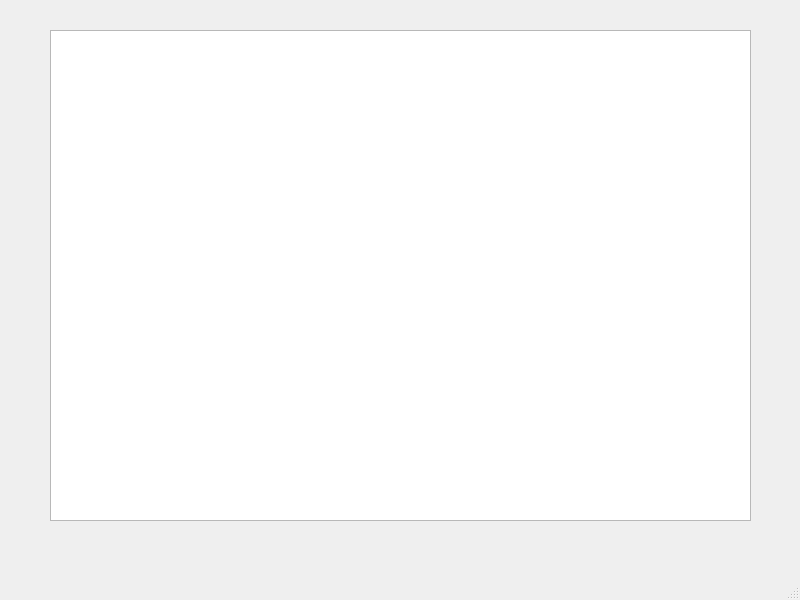
This is mainwindow.ui in YQ157/TaskManager as Qt 5 draws it before an edit. The edited form follows.
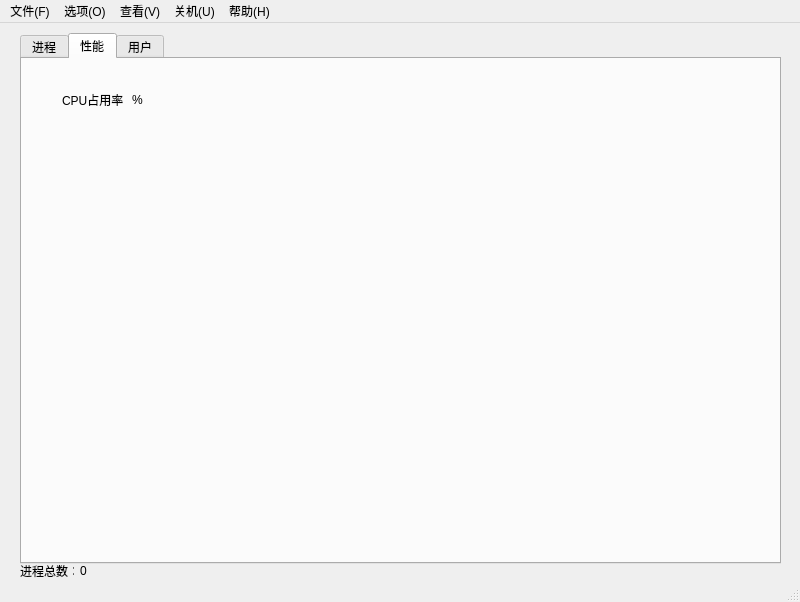
This is the edited form. The open tabs and pages were chosen to show the change.

Commit message: 完善了各项功能，包括进程结束，新建进程。

The edit to the form file:
```diff
--- a/mainwindow.ui
+++ b/mainwindow.ui
@@ -7,24 +7,163 @@
     <x>0</x>
     <y>0</y>
     <width>800</width>
-    <height>600</height>
+    <height>602</height>
    </rect>
   </property>
   <property name="windowTitle">
    <string>MainWindow</string>
   </property>
   <widget class="QWidget" name="centralwidget">
-   <widget class="QListWidget" name="listWidget">
+   <widget class="QTabWidget" name="tabWidget">
     <property name="geometry">
      <rect>
-      <x>50</x>
-      <y>30</y>
-      <width>701</width>
-      <height>491</height>
+      <x>20</x>
+      <y>10</y>
+      <width>761</width>
+      <height>531</height>
      </rect>
     </property>
-    <property name="styleSheet">
-     <string notr="true"/>
+    <property name="currentIndex">
+     <number>0</number>
+    </property>
+    <widget class="QWidget" name="tab">
+     <attribute name="title">
+      <string>进程</string>
+     </attribute>
+     <widget class="QTableWidget" name="tableWidget">
+      <property name="geometry">
+       <rect>
+        <x>10</x>
+        <y>10</y>
+        <width>731</width>
+        <height>451</height>
+       </rect>
+      </property>
+     </widget>
+     <widget class="QPushButton" name="stopBtn">
+      <property name="geometry">
+       <rect>
+        <x>650</x>
+        <y>470</y>
+        <width>80</width>
+        <height>24</height>
+       </rect>
+      </property>
+      <property name="text">
+       <string>结束进程</string>
+      </property>
+     </widget>
+     <widget class="QPushButton" name="winrBtn">
+      <property name="geometry">
+       <rect>
+        <x>10</x>
+        <y>470</y>
+        <width>80</width>
+        <height>24</height>
+       </rect>
+      </property>
+      <property name="text">
+       <string>新任务</string>
+      </property>
+     </widget>
+    </widget>
+    <widget class="QWidget" name="tab_2">
+     <attribute name="title">
+      <string>性能</string>
+     </attribute>
+     <widget class="QLabel" name="label">
+      <property name="geometry">
+       <rect>
+        <x>40</x>
+        <y>20</y>
+        <width>81</width>
+        <height>41</height>
+       </rect>
+      </property>
+      <property name="text">
+       <string>CPU占用率</string>
+      </property>
+     </widget>
+     <widget class="QLabel" name="label_2">
+      <property name="geometry">
+       <rect>
+        <x>110</x>
+        <y>30</y>
+        <width>71</width>
+        <height>21</height>
+       </rect>
+      </property>
+      <property name="text">
+       <string>%</string>
+      </property>
+     </widget>
+     <widget class="QLabel" name="label_3">
+      <property name="geometry">
+       <rect>
+        <x>60</x>
+        <y>60</y>
+        <width>641</width>
+        <height>411</height>
+       </rect>
+      </property>
+      <property name="text">
+       <string/>
+      </property>
+     </widget>
+    </widget>
+    <widget class="QWidget" name="tab_3">
+     <attribute name="title">
+      <string>用户</string>
+     </attribute>
+     <widget class="QListWidget" name="listWidget">
+      <property name="geometry">
+       <rect>
+        <x>10</x>
+        <y>10</y>
+        <width>731</width>
+        <height>451</height>
+       </rect>
+      </property>
+     </widget>
+     <widget class="QPushButton" name="logoffBtn">
+      <property name="geometry">
+       <rect>
+        <x>650</x>
+        <y>480</y>
+        <width>80</width>
+        <height>24</height>
+       </rect>
+      </property>
+      <property name="text">
+       <string>注销</string>
+      </property>
+     </widget>
+    </widget>
+   </widget>
+   <widget class="QLabel" name="label_5">
+    <property name="geometry">
+     <rect>
+      <x>80</x>
+      <y>540</y>
+      <width>54</width>
+      <height>16</height>
+     </rect>
+    </property>
+    <property name="text">
+     <string>0</string>
+    </property>
+   </widget>
+   <widget class="QLabel" name="label_4">
+    <property name="geometry">
+     <rect>
+      <x>20</x>
+      <y>540</y>
+      <width>54</width>
+      <height>16</height>
+     </rect>
+    </property>
+    <property name="text">
+     <string>进程总数：</string>
     </property>
    </widget>
   </widget>
@@ -37,6 +176,45 @@
      <height>21</height>
     </rect>
    </property>
+   <widget class="QMenu" name="menu_F">
+    <property name="title">
+     <string>文件(F)</string>
+    </property>
+    <addaction name="action"/>
+    <addaction name="action_2"/>
+   </widget>
+   <widget class="QMenu" name="menu_O">
+    <property name="title">
+     <string>选项(O)</string>
+    </property>
+    <addaction name="action_3"/>
+   </widget>
+   <widget class="QMenu" name="menu_V">
+    <property name="title">
+     <string>查看(V)</string>
+    </property>
+    <addaction name="action_4"/>
+    <addaction name="action_5"/>
+    <addaction name="action_6"/>
+   </widget>
+   <widget class="QMenu" name="menu_U">
+    <property name="title">
+     <string>关机(U)</string>
+    </property>
+    <addaction name="action_7"/>
+    <addaction name="action_8"/>
+   </widget>
+   <widget class="QMenu" name="menu_H">
+    <property name="title">
+     <string>帮助(H)</string>
+    </property>
+    <addaction name="action_9"/>
+   </widget>
+   <addaction name="menu_F"/>
+   <addaction name="menu_O"/>
+   <addaction name="menu_V"/>
+   <addaction name="menu_U"/>
+   <addaction name="menu_H"/>
   </widget>
   <widget class="QStatusBar" name="statusbar"/>
  </widget>
```
Left out of the diff: 45 changed lines with no effect on the pictures. The commit also changes 4 other files.
